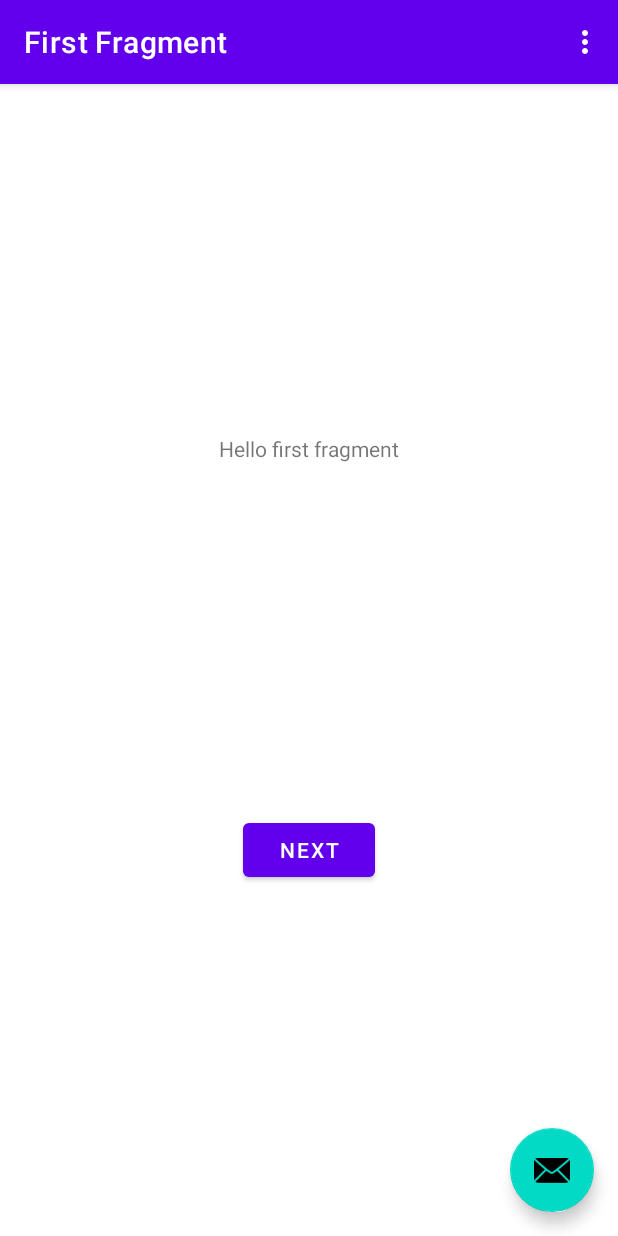
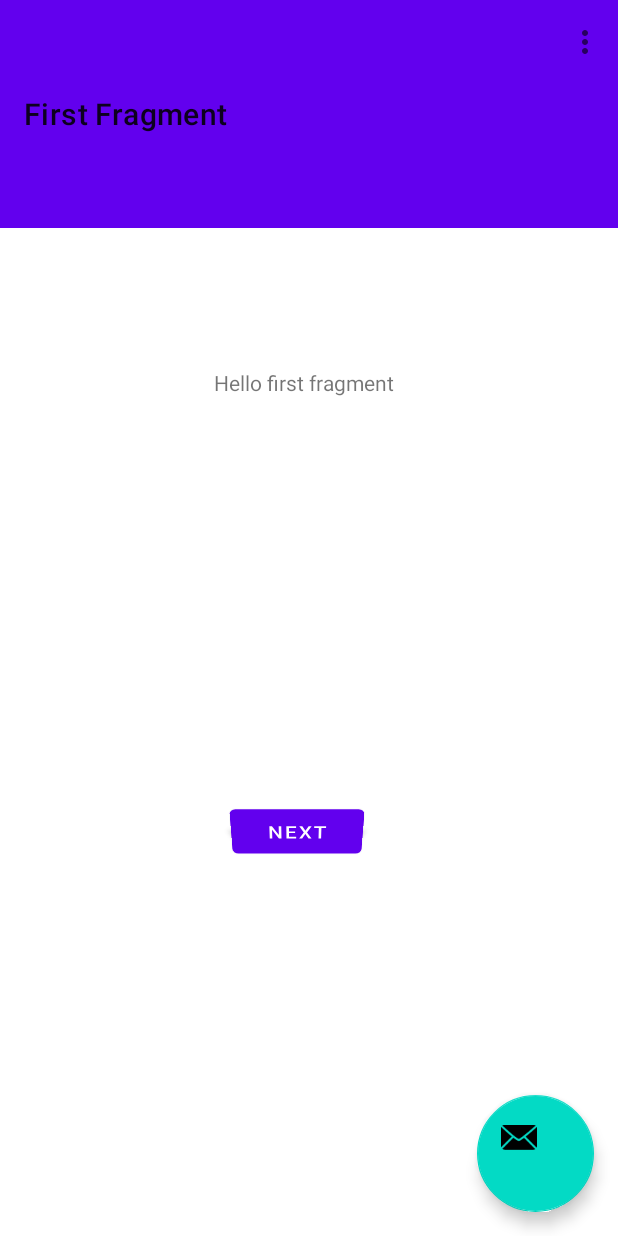
Before and after one commit to aaoovava/Water_Delivery, an Android app: the screen it shows after launch (MainActivity), on a phone screen of 412 x 824 dp. Run offline under Robolectric (Android 15) with nearby library versions, the phone set to English and light mode, and no system bars; our stand-ins replace navigation-ui.

Commit message:
ADDED BUTTON

```diff
--- a/MyApplication/app/src/main/res/layout/activity_main.xml
+++ b/MyApplication/app/src/main/res/layout/activity_main.xml
@@ -11,24 +11,24 @@
         android:layout_height="wrap_content"
         android:theme="@style/Theme.MyApplication.AppBarOverlay">
 
-        <androidx.appcompat.widget.Toolbar
-            android:id="@+id/toolbar"
-            android:layout_width="match_parent"
-            android:layout_height="?attr/actionBarSize"
-            android:background="?attr/colorPrimary"
-            app:popupTheme="@style/Theme.MyApplication.PopupOverlay" />
-
     </com.google.android.material.appbar.AppBarLayout>
 
     <include layout="@layout/content_main" />
 
     <com.google.android.material.floatingactionbutton.FloatingActionButton
         android:id="@+id/fab"
-        android:layout_width="wrap_content"
-        android:layout_height="wrap_content"
+        android:layout_width="103dp"
+        android:layout_height="78dp"
         android:layout_gravity="bottom|end"
         android:layout_marginEnd="@dimen/fab_margin"
         android:layout_marginBottom="16dp"
         app:srcCompat="@android:drawable/ic_dialog_email" />
 
+    <androidx.appcompat.widget.Toolbar
+        android:id="@+id/toolbar"
+        android:layout_width="match_parent"
+        android:layout_height="152dp"
+        android:background="?attr/colorPrimary"
+        app:popupTheme="@style/Theme.MyApplication.PopupOverlay" />
+
 </androidx.coordinatorlayout.widget.CoordinatorLayout>
--- a/MyApplication/app/src/main/res/layout/fragment_first.xml
+++ b/MyApplication/app/src/main/res/layout/fragment_first.xml
@@ -8,11 +8,12 @@
 
     <TextView
         android:id="@+id/textview_first"
-        android:layout_width="wrap_content"
-        android:layout_height="wrap_content"
+        android:layout_width="164dp"
+        android:layout_height="40dp"
         android:text="@string/hello_first_fragment"
         app:layout_constraintBottom_toTopOf="@id/button_first"
         app:layout_constraintEnd_toEndOf="parent"
+        app:layout_constraintHorizontal_bias="0.574"
         app:layout_constraintStart_toStartOf="parent"
         app:layout_constraintTop_toTopOf="parent" />
 
@@ -20,9 +21,21 @@
         android:id="@+id/button_first"
         android:layout_width="wrap_content"
         android:layout_height="wrap_content"
+        android:rotationX="-35"
         android:text="@string/next"
         app:layout_constraintBottom_toBottomOf="parent"
         app:layout_constraintEnd_toEndOf="parent"
+        app:layout_constraintHorizontal_bias="0.476"
         app:layout_constraintStart_toStartOf="parent"
         app:layout_constraintTop_toBottomOf="@id/textview_first" />
+
+    <Button
+        android:id="@+id/button"
+        android:layout_width="wrap_content"
+        android:layout_height="wrap_content"
+        android:rotation="-360"
+        android:rotationX="35"
+        android:text="PUSH"
+        tools:layout_editor_absoluteX="154dp"
+        tools:layout_editor_absoluteY="422dp" />
 </androidx.constraintlayout.widget.ConstraintLayout>
```
Also changed, not shown: 1 other file.
